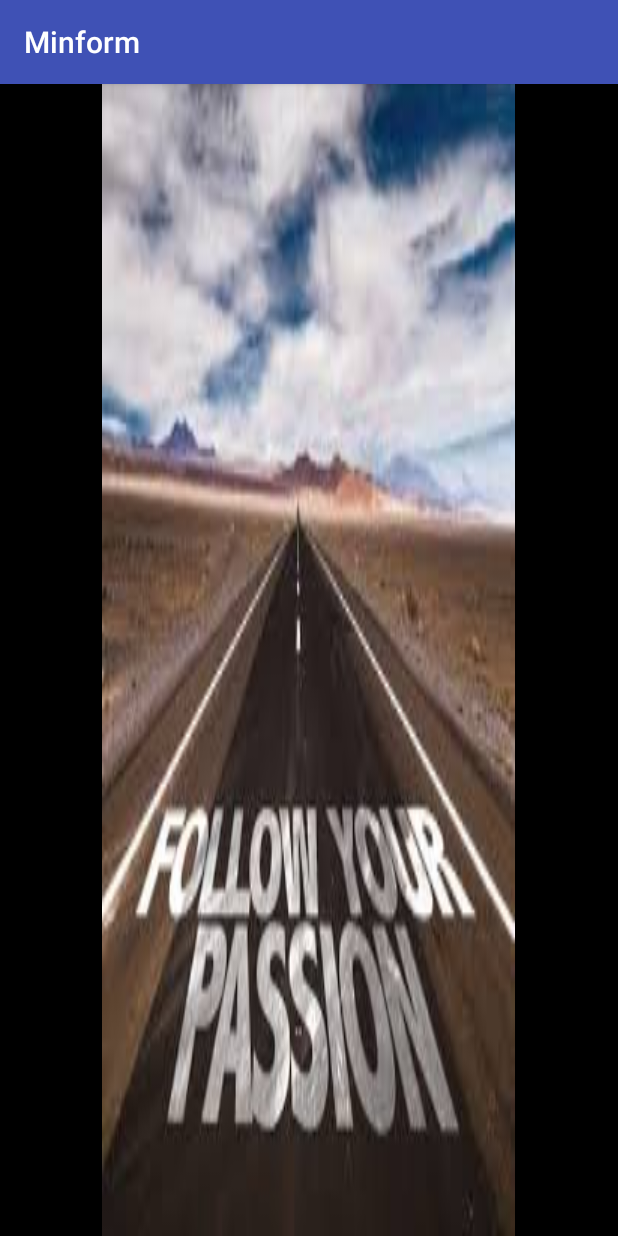
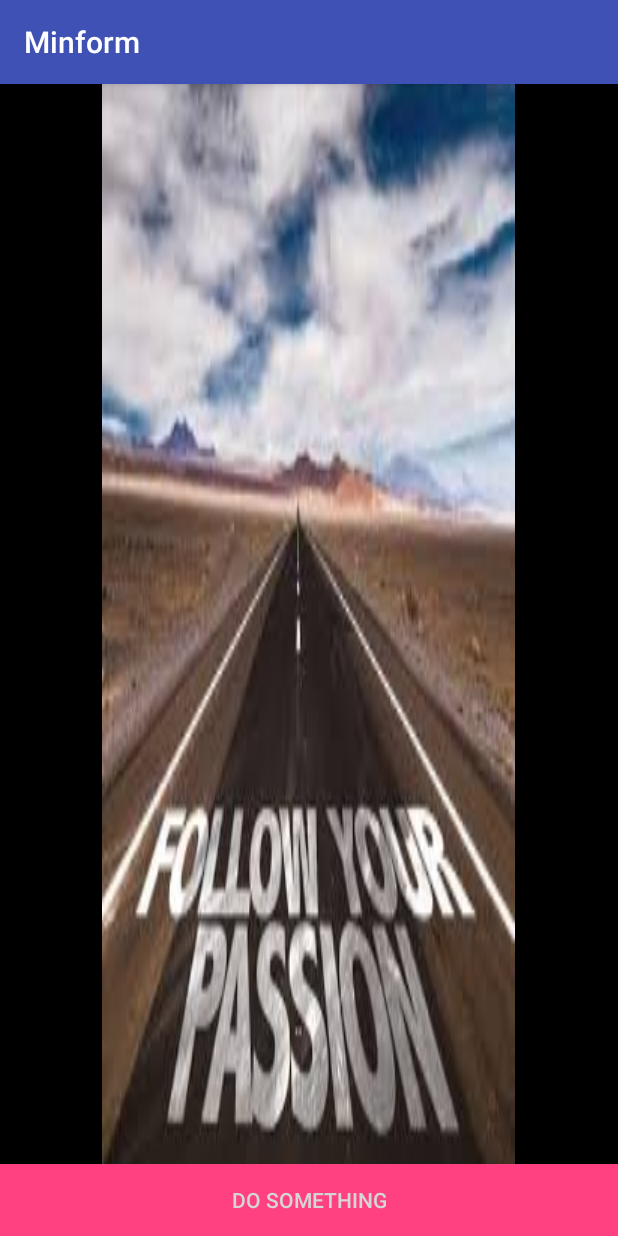
Before and after one commit to stewilondanga/minform, an Android app: the screen it shows after launch (MainActivity), on a phone screen of 412 x 824 dp. Run offline under Robolectric (Android 15) with nearby library versions, the phone set to English and light mode, and no system bars.

Commit message:
add app/src/main/res/layout/activity_main.xml

```diff
--- a/app/src/main/res/layout/activity_main.xml
+++ b/app/src/main/res/layout/activity_main.xml
@@ -19,6 +19,16 @@
         android:layout_centerHorizontal="true"
         android:textStyle="bold"/>
 
+    <Button
+        android:layout_width="match_parent"
+        android:layout_height="wrap_content"
+        android:text="Do something"
+        android:id="@+id/findDosomethingButton"
+        android:layout_alignParentBottom="true"
+        android:layout_centerHorizontal="true"
+        android:background="@color/colorAccent"
+        android:textColor="@color/colorTextIcons"/>
+
     <ImageView
         android:id="@+id/imageView"
         android:layout_width="wrap_content"
```
